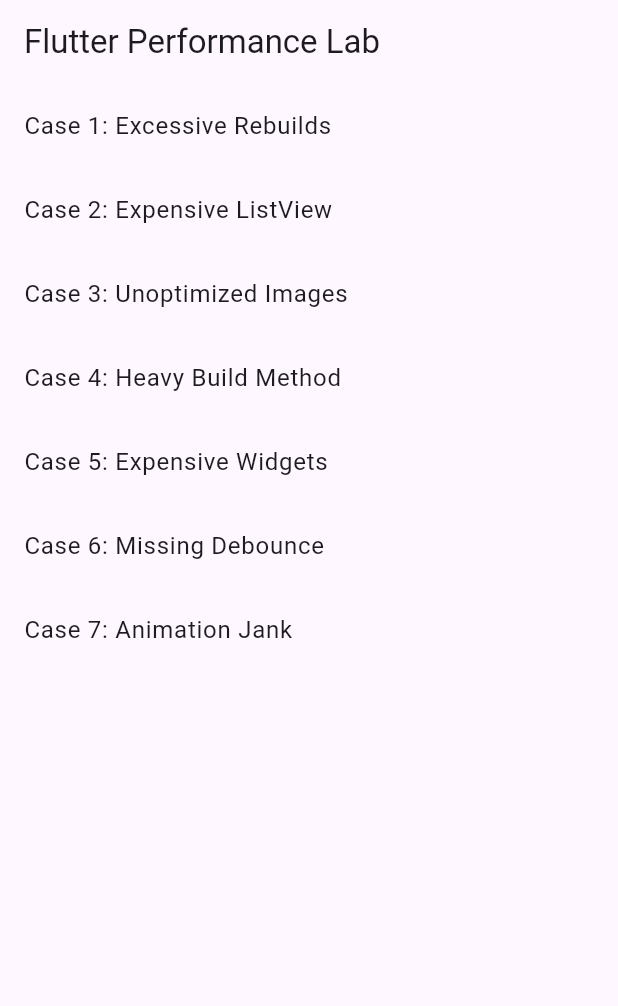
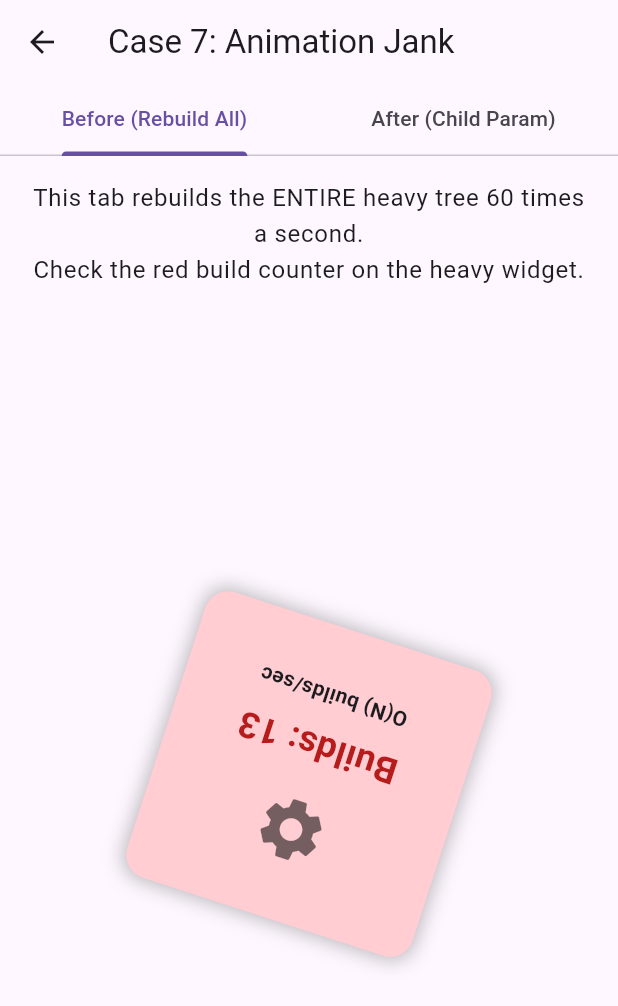
Before and after one commit to WagyuuA5/Flutter_Performance_Lab, a Flutter app: the screen it shows after launch, after a tap on "Case 7: Animation Jank", on a phone screen of 412 x 824 dp. Shown: the top 1006 px of the screen. Run offline on Flutter 3.47's test engine with Material 3 defaults, Android fonts, the phone set to English and light mode, and no system bars; our stand-ins replace cached_network_image.

Commit message:
feat: add case 7 animation jank

```diff
--- /dev/null
+++ b/lib/cases/animation_jank/case_animation_jank.dart
@@ -0,0 +1,202 @@
+import 'package:flutter/material.dart';
+
+class CaseAnimationJankScreen extends StatelessWidget {
+  const CaseAnimationJankScreen({super.key});
+
+  @override
+  Widget build(BuildContext context) {
+    return DefaultTabController(
+      length: 2,
+      child: Scaffold(
+        appBar: AppBar(
+          title: const Text('Case 7: Animation Jank'),
+          bottom: const TabBar(
+            tabs: [
+              Tab(text: 'Before (Rebuild All)'),
+              Tab(text: 'After (Child Param)'),
+            ],
+          ),
+        ),
+        body: const TabBarView(
+          children: [
+            _BeforeAnimationJank(),
+            _AfterAnimationJank(),
+          ],
+        ),
+      ),
+    );
+  }
+}
+
+class _BeforeAnimationJank extends StatefulWidget {
+  const _BeforeAnimationJank();
+
+  @override
+  State<_BeforeAnimationJank> createState() => _BeforeAnimationJankState();
+}
+
+class _BeforeAnimationJankState extends State<_BeforeAnimationJank> with SingleTickerProviderStateMixin {
+  late final AnimationController _controller;
+  int _buildCount = 0;
+
+  @override
+  void initState() {
+    super.initState();
+    _controller = AnimationController(
+      vsync: this,
+      duration: const Duration(seconds: 2),
+    )..repeat(reverse: true);
+  }
+
+  @override
+  void dispose() {
+    _controller.dispose();
+    super.dispose();
+  }
+
+  @override
+  Widget build(BuildContext context) {
+    return Column(
+      children: [
+        Padding(
+          padding: const EdgeInsets.all(16.0),
+          child: Text(
+            'This tab rebuilds the ENTIRE heavy tree 60 times a second.\n'
+            'Check the red build counter on the heavy widget.',
+            textAlign: TextAlign.center,
+            style: Theme.of(context).textTheme.bodyLarge,
+          ),
+        ),
+        Expanded(
+          // BAD: The AnimatedBuilder doesn't use the `child` parameter.
+          // Everything inside `builder` is rebuilt on every animation tick!
+          child: AnimatedBuilder(
+            animation: _controller,
+            builder: (context, child) {
+              _buildCount++; // We increment just to show it's being rebuilt constantly
+              return Transform.rotate(
+                angle: _controller.value * 2 * 3.14159,
+                child: Center(
+                  child: _HeavyTreeWidget(
+                    buildCount: _buildCount,
+                    isOptimized: false,
+                  ),
+                ),
+              );
+            },
+          ),
+        ),
+      ],
+    );
+  }
+}
+
+class _AfterAnimationJank extends StatefulWidget {
+  const _AfterAnimationJank();
+
+  @override
+  State<_AfterAnimationJank> createState() => _AfterAnimationJankState();
+}
+
+class _AfterAnimationJankState extends State<_AfterAnimationJank> with SingleTickerProviderStateMixin {
+  late final AnimationController _controller;
+  int _buildCount = 0;
+
+  @override
+  void initState() {
+    super.initState();
+    _controller = AnimationController(
+      vsync: this,
+      duration: const Duration(seconds: 2),
+    )..repeat(reverse: true);
+  }
+
+  @override
+  void dispose() {
+    _controller.dispose();
+    super.dispose();
+  }
+
+  @override
+  Widget build(BuildContext context) {
+    _buildCount++;
+    return Column(
+      children: [
+        Padding(
+          padding: const EdgeInsets.all(16.0),
+          child: Text(
+            'This tab uses the `child` parameter.\n'
+            'The heavy widget builds ONCE, only the Transform is animated.',
+            textAlign: TextAlign.center,
+            style: Theme.of(context).textTheme.bodyLarge,
+          ),
+        ),
+        Expanded(
+          // GOOD: We pass the expensive widget tree to `child`.
+          // The `builder` closure only rebuilds the Transform.
+          child: AnimatedBuilder(
+            animation: _controller,
+            child: Center(
+              child: _HeavyTreeWidget(
+                buildCount: _buildCount,
+                isOptimized: true,
+              ),
+            ),
+            builder: (context, child) {
+              return Transform.rotate(
+                angle: _controller.value * 2 * 3.14159,
+                child: child,
+              );
+            },
+          ),
+        ),
+      ],
+    );
+  }
+}
+
+class _HeavyTreeWidget extends StatelessWidget {
+  final int buildCount;
+  final bool isOptimized;
+
+  const _HeavyTreeWidget({
+    required this.buildCount,
+    required this.isOptimized,
+  });
+
+  @override
+  Widget build(BuildContext context) {
+    // We simulate a heavy widget that takes effort to build.
+    return Container(
+      width: 200,
+      height: 200,
+      decoration: BoxDecoration(
+        color: isOptimized ? Colors.green.shade100 : Colors.red.shade100,
+        borderRadius: BorderRadius.circular(16),
+        boxShadow: const [
+          BoxShadow(color: Colors.black26, blurRadius: 10, spreadRadius: 2),
+        ],
+      ),
+      child: Column(
+        mainAxisAlignment: MainAxisAlignment.center,
+        children: [
+          const Icon(Icons.settings, size: 50, color: Colors.black54),
+          const SizedBox(height: 16),
+          Text(
+            'Builds: $buildCount',
+            style: TextStyle(
+              fontSize: 24,
+              fontWeight: FontWeight.bold,
+              color: isOptimized ? Colors.green.shade900 : Colors.red.shade900,
+            ),
+          ),
+          const SizedBox(height: 8),
+          Text(
+            isOptimized ? 'O(1) build' : 'O(N) builds/sec',
+            style: const TextStyle(fontWeight: FontWeight.w600),
+          )
+        ],
+      ),
+    );
+  }
+}
--- a/lib/main.dart
+++ b/lib/main.dart
@@ -5,6 +5,7 @@ import 'cases/image/case_image.dart';
 import 'cases/build_method/case_build_method.dart';
 import 'cases/expensive_widgets/case_expensive_widgets.dart';
 import 'cases/debounce/case_debounce.dart';
+import 'cases/animation_jank/case_animation_jank.dart';
 
 void main() {
   runApp(const PerformanceLabApp());
@@ -90,7 +91,15 @@ class MainNavigationScreen extends StatelessWidget {
               );
             },
           ),
-          ListTile(title: const Text('Case 7: Animation Jank'), onTap: () {}),
+          ListTile(
+            title: const Text('Case 7: Animation Jank'),
+            onTap: () {
+              Navigator.push(
+                context,
+                MaterialPageRoute(builder: (context) => const CaseAnimationJankScreen()),
+              );
+            },
+          ),
         ],
       ),
     );
```
